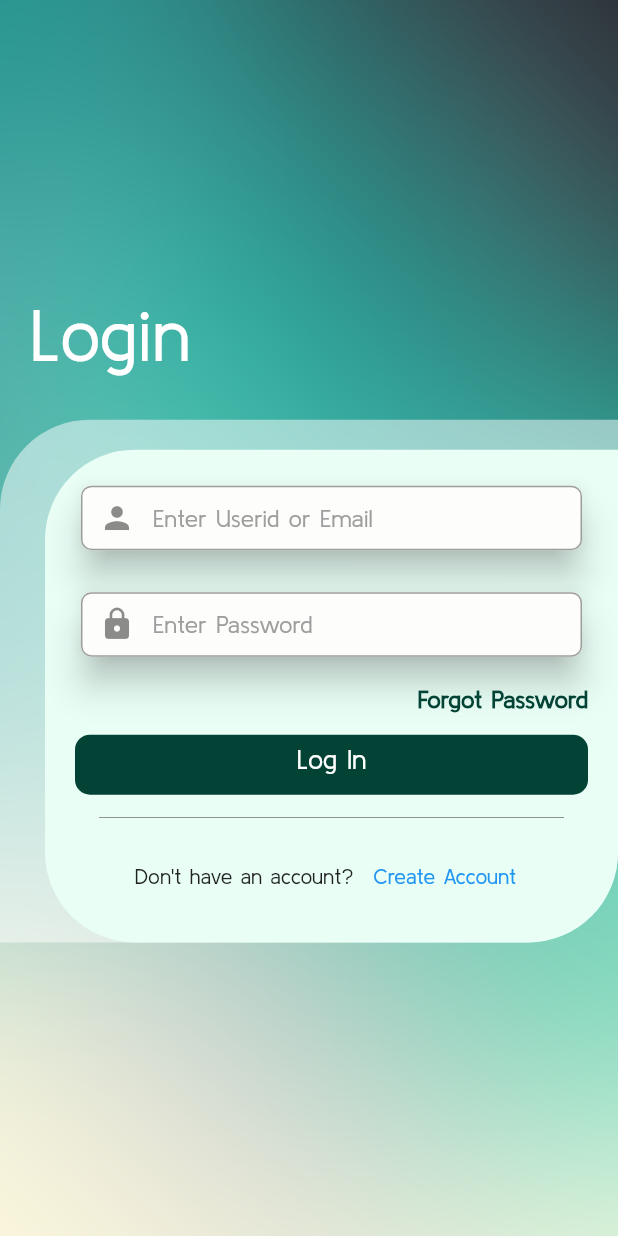
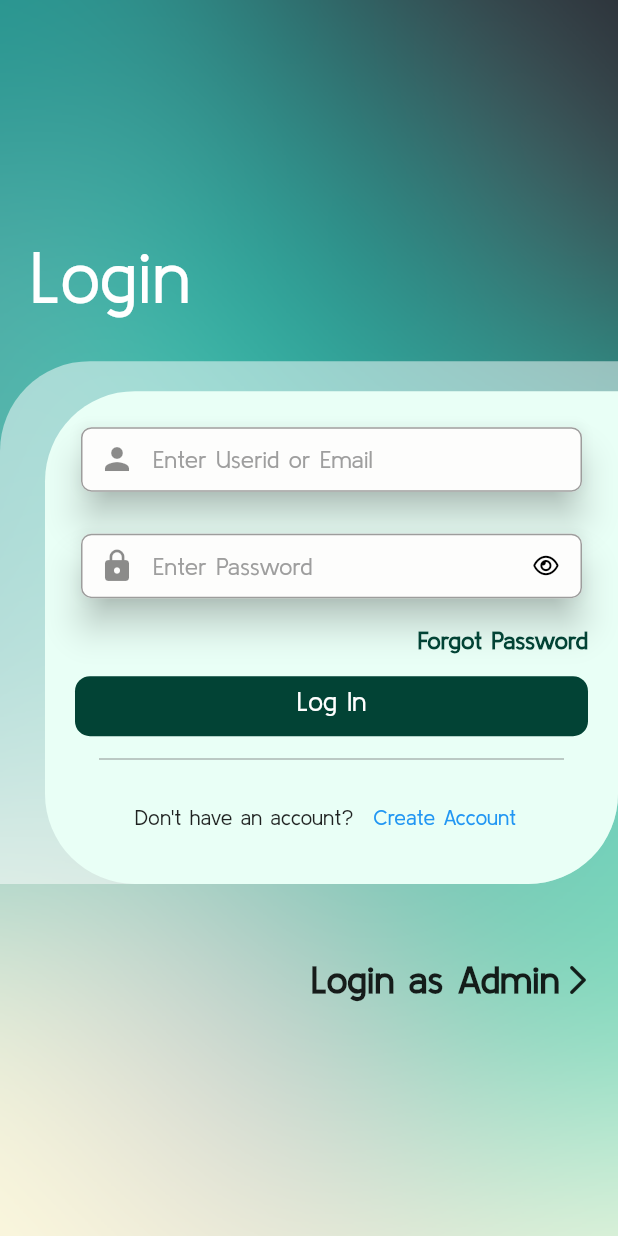
Before and after one commit to SarangthemAmarjit/LoginwithAPI, a Flutter app: the screen it shows after launch, on a phone screen of 412 x 824 dp. Run offline on Flutter 3.47's test engine with Material 3 defaults, Android fonts, the phone set to English and light mode, and no system bars; our stand-ins replace auto_route, file_picker, flutter_easyloading, font_awesome_flutter, get, loading_animation_widget and 1 more; missing offline and left inert: mime_type.

```diff
--- a/lib/pages/loginpage.dart
+++ b/lib/pages/loginpage.dart
@@ -4,6 +4,7 @@ import 'package:auto_route/auto_route.dart';
 import 'package:flutter/cupertino.dart';
 import 'package:flutter/material.dart';
 import 'package:flutter/widgets.dart';
+import 'package:font_awesome_flutter/font_awesome_flutter.dart';
 import 'package:get/get.dart';
 import 'package:logindemo/config.dart';
 import 'package:logindemo/controller/tapcontroller.dart';
@@ -144,6 +145,17 @@ class LoginPage extends StatelessWidget {
                                           // controller: searchcontroller,
                                           onChanged: ((value) {}),
                                           decoration: InputDecoration(
+                                              suffixIcon: GestureDetector(
+                                                onTap: controller.toggleSignup,
+                                                child: Icon(
+                                                  controller.obscureTextPassword
+                                                      ? FontAwesomeIcons.eye
+                                                      : FontAwesomeIcons
+                                                          .eyeSlash,
+                                                  size: 15.0,
+                                                  color: Colors.black,
+                                                ),
+                                              ),
                                               contentPadding:
                                                   const EdgeInsets.only(top: 7),
                                               prefixIcon:
@@ -235,6 +247,28 @@ class LoginPage extends StatelessWidget {
                             )),
                       ),
                     ),
+                  ),
+                  const SizedBox(
+                    height: 50,
+                  ),
+                  Padding(
+                    padding: const EdgeInsets.symmetric(horizontal: 15),
+                    child: GestureDetector(
+                      onTap: () {},
+                      child: SizedBox(
+                          width: MediaQuery.of(context).size.width,
+                          child: const Row(
+                            mainAxisAlignment: MainAxisAlignment.end,
+                            children: [
+                              Text(
+                                'Login as Admin',
+                                style: TextStyle(
+                                    fontSize: 25, fontWeight: FontWeight.bold),
+                              ),
+                              Icon(Icons.arrow_forward_ios_rounded)
+                            ],
+                          )),
+                    ),
                   )
                 ],
               ),
--- a/lib/pages/registerpage.dart
+++ b/lib/pages/registerpage.dart
@@ -100,6 +100,8 @@ class CreateAccountPage extends StatelessWidget {
                                                       firstnamecontroller.text);
                                             },
                                             child: TextFormField(
+                                              textCapitalization:
+                                                  TextCapitalization.sentences,
                                               keyboardType: TextInputType.name,
                                               controller: firstnamecontroller,
                                               onEditingComplete: () {},
@@ -170,6 +172,8 @@ class CreateAccountPage extends StatelessWidget {
                                                       lastnamecontroller.text);
                                             },
                                             child: TextFormField(
+                                              textCapitalization:
+                                                  TextCapitalization.sentences,
                                               keyboardType: TextInputType.name,
                                               controller: lastnamecontroller,
                                               onEditingComplete: () {},
@@ -468,6 +472,8 @@ class CreateAccountPage extends StatelessWidget {
                                                       addresscontroller.text);
                                             },
                                             child: TextFormField(
+                                              textCapitalization:
+                                                  TextCapitalization.words,
                                               keyboardType:
                                                   TextInputType.streetAddress,
                                               controller: addresscontroller,
--- a/pubspec.yaml
+++ b/pubspec.yaml
@@ -42,6 +42,9 @@ dependencies:
   file_picker: ^8.0.3
   mime_type: ^1.0.0
   shared_preferences: ^2.2.3
+  loading_animation_widget: ^1.2.1
+  font_awesome_flutter: ^10.7.0
+  bubble_tab_indicator: ^0.1.6
 
 dev_dependencies:
   flutter_test:
```
Also changed, not shown: lib/controller/tapcontroller.dart (+35 -29 lines), lib/pages/adminpage.dart (added, +194 -0 lines), lib/router/router.gr.dart, pubspec.lock.
